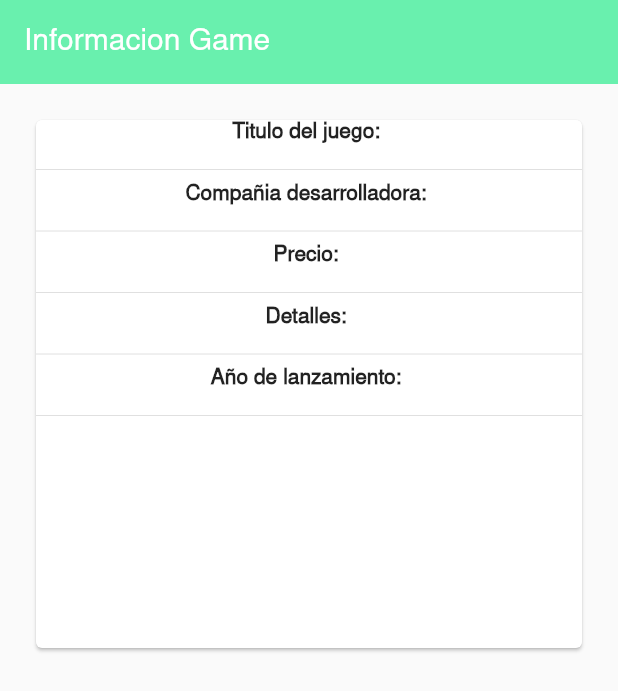
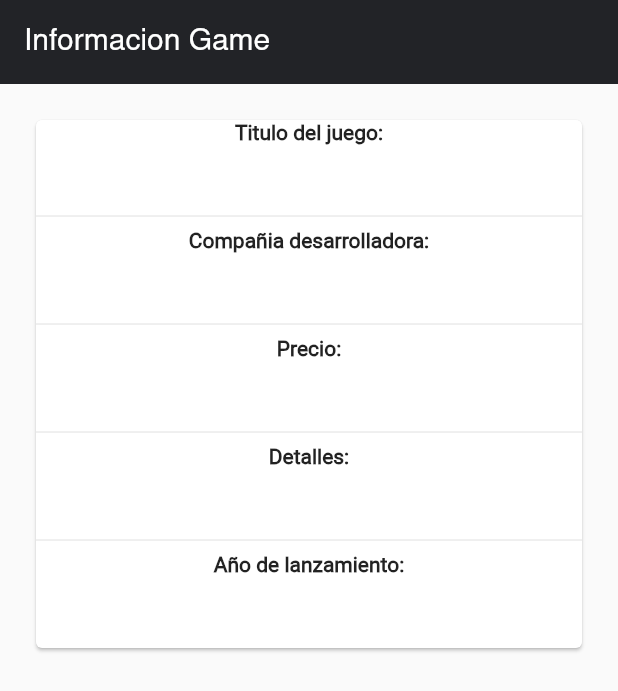
Before and after one commit to eduardo99ja/crud_PA_T1_6, a Flutter app: the InfoGame screen opened directly with empty values, on a phone screen of 412 x 824 dp. Shown: the top 691 px of the screen. Run offline on Flutter 3.47's test engine with Material 2 defaults, Android fonts, the phone set to English and light mode, and no system bars; our stand-ins replace firebase_auth, firebase_core, firebase_database, flutter_custom_clippers; missing offline and left inert: dart:ffi, ndialog; accounts and stored records are empty.

```diff
--- a/lib/src/pages/info/info_videogame.dart
+++ b/lib/src/pages/info/info_videogame.dart
@@ -1,6 +1,8 @@
 import 'package:my_crud/src/models/game.dart';
 import 'package:firebase_database/firebase_database.dart';
 import 'package:flutter/material.dart';
+
+import 'package:my_crud/src/utils/colors.dart' as utils;
 
 class InfoGame extends StatefulWidget {
   final Game game;
@@ -26,57 +28,103 @@ class _InfoGameState extends State<InfoGame> {
       resizeToAvoidBottomInset: false,
       appBar: AppBar(
         title: Text('Informacion Game'),
-        backgroundColor: Colors.greenAccent,
+        backgroundColor: utils.Colors.primaryColor,
         automaticallyImplyLeading: false,
       ),
-      body: Container(
+      body: SingleChildScrollView(
+        child: Container(
           height: 400.0,
           padding: const EdgeInsets.all(20.0),
           child: Card(
             child: Center(
               child: Column(
                 children: [
-                Text(
-                  'Titulo del juego: ${widget.game.gamename}',
-                  style: TextStyle(fontWeight: FontWeight.bold),
+                  Text.rich(
+                    TextSpan(
+                      children: <TextSpan>[
+                        TextSpan(
+                            text: 'Titulo del juego:\n\n',
+                            style: TextStyle(fontWeight: FontWeight.bold)),
+                        TextSpan(
+                            text: '${widget.game.gamename}',
+                            style: TextStyle(fontStyle: FontStyle.italic)),
+                      ],
+                    ),
+                    textAlign: TextAlign.center,
                   ),
                   Padding(
                     padding: EdgeInsets.only(top: 8.0),
                   ),
                   Divider(),
-                Text(
-                  'Compañia desarrolladora: ${widget.game.gamedev}',
-                  style: TextStyle(fontWeight: FontWeight.bold),
+                  Text.rich(
+                    TextSpan(
+                      children: <TextSpan>[
+                        TextSpan(
+                            text: 'Compañia desarrolladora:\n\n',
+                            style: TextStyle(fontWeight: FontWeight.bold)),
+                        TextSpan(
+                            text: '${widget.game.gamedev}',
+                            style: TextStyle(fontStyle: FontStyle.italic)),
+                      ],
+                    ),
+                    textAlign: TextAlign.center,
                   ),
                   Padding(
                     padding: EdgeInsets.only(top: 8.0),
                   ),
                   Divider(),
-                Text(
-                  'Precio: ${widget.game.price}',
-                  style: TextStyle(fontWeight: FontWeight.bold),
+                  Text.rich(
+                    TextSpan(
+                      children: <TextSpan>[
+                        TextSpan(
+                            text: 'Precio:\n\n',
+                            style: TextStyle(fontWeight: FontWeight.bold)),
+                        TextSpan(
+                            text: '${widget.game.price}',
+                            style: TextStyle(fontStyle: FontStyle.italic)),
+                      ],
+                    ),
+                    textAlign: TextAlign.center,
                   ),
                   Padding(
                     padding: EdgeInsets.only(top: 8.0),
                   ),
                   Divider(),
-                Text(
-                  'Detalles: ${widget.game.details}',
-                  style: TextStyle(fontWeight: FontWeight.bold),
+                  Text.rich(
+                    TextSpan(
+                      children: <TextSpan>[
+                        TextSpan(
+                            text: 'Detalles:\n\n',
+                            style: TextStyle(fontWeight: FontWeight.bold)),
+                        TextSpan(
+                            text: '${widget.game.details}',
+                            style: TextStyle(fontStyle: FontStyle.italic)),
+                      ],
+                    ),
+                    textAlign: TextAlign.center,
                   ),
                   Padding(
                     padding: EdgeInsets.only(top: 8.0),
                   ),
                   Divider(),
-                Text(
-                  'Año de lanzamiento: ${widget.game.age}',
-                  style: TextStyle(fontWeight: FontWeight.bold),
+                  Text.rich(
+                    TextSpan(
+                      children: <TextSpan>[
+                        TextSpan(
+                            text: 'Año de lanzamiento:\n\n',
+                            style: TextStyle(fontWeight: FontWeight.bold)),
+                        TextSpan(
+                            text: '${widget.game.age}',
+                            style: TextStyle(fontStyle: FontStyle.italic)),
+                      ],
+                    ),
+                    textAlign: TextAlign.center,
                   ),
                   Padding(
                     padding: EdgeInsets.only(top: 8.0),
                   ),
-                Divider(),
                 ],
+              ),
             ),
           ),
         ),
```
Also changed, not shown: lib/src/pages/home/home_page.dart (+12 -9 lines), lib/src/pages/view/view_videogame.dart (+10 -5 lines). Lines whose indentation alone changed are shown as unchanged.
